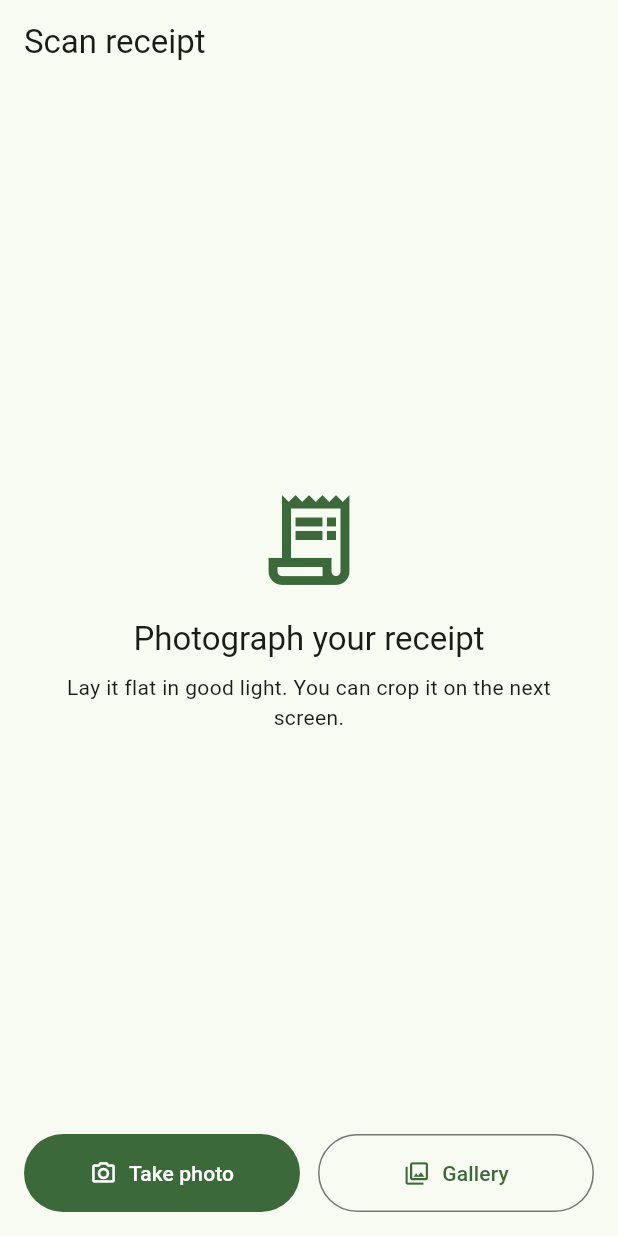
After one commit to samarthkolur/MyBill, a Flutter app: the ScanScreen screen opened by its route, after a tap on "Take photo", on a phone screen of 412 x 824 dp. The commit adds this screen. Run offline on Flutter 3.47's test engine with Material 3 defaults, Android fonts, the phone set to English and light mode, and no system bars; our stand-ins replace dio, flutter_image_compress, flutter_riverpod, flutter_secure_storage, go_router, image_cropper and 2 more; accounts and stored records are empty.

Commit message:
feat(mobile): add scan screen with upload and progress UI
Wires capture -> crop -> compress -> POST /v1/receipts/upload end-to-end, with
a progress bar and cancel, reachable from a Scan receipt FAB on home.

A failed upload returns to review with the image intact so the user can retry
rather than lose the photo, and the retry label only appears when the error is
actually retryable. Backing out of the picker or cropper is treated as a
cancellation, not an error, so it surfaces nothing. The progress bar stays
indeterminate until the first byte instead of sitting dead at 0%.

Android: registers UCropActivity — image_cropper launches it by name, so the
crop step crashes at runtime without it. Camera is declared but marked
required=false so a camera-less tablet can still use the gallery path rather
than being filtered out of the Play Store. Also fixes the app label (was the
scaffold's lowercase "mybill").

iOS: adds NSCameraUsageDescription / NSPhotoLibraryUsageDescription — iOS
terminates the app on first camera access without them.

Tasks 1.3.1, 1.3.5 (upload + progress; offline queue still pending).

```diff
--- a/mobile/lib/core/router/app_router.dart
+++ b/mobile/lib/core/router/app_router.dart
@@ -7,6 +7,7 @@ import 'package:mybill/features/auth/presentation/forgot_password_screen.dart';
 import 'package:mybill/features/auth/presentation/login_screen.dart';
 import 'package:mybill/features/auth/presentation/signup_screen.dart';
 import 'package:mybill/features/home/presentation/home_screen.dart';
+import 'package:mybill/features/scan/presentation/scan_screen.dart';
 import 'package:mybill/features/splash/presentation/splash_screen.dart';
 
 /// Route path constants — referenced by name so navigation call-sites don't hard-code
@@ -19,6 +20,7 @@ class AppRoutes {
   static const String signUp = '/signup';
   static const String forgotPassword = '/forgot-password';
   static const String home = '/';
+  static const String scan = '/scan';
 
   /// Routes reachable while signed out. Everything else requires a session.
   static const Set<String> unauthenticated = {login, signUp, forgotPassword};
@@ -88,6 +90,11 @@ final routerProvider = Provider<GoRouter>((ref) {
         name: 'home',
         builder: (context, state) => const HomeScreen(),
       ),
+      GoRoute(
+        path: AppRoutes.scan,
+        name: 'scan',
+        builder: (context, state) => const ScanScreen(),
+      ),
     ],
   );
 });
--- a/mobile/lib/features/home/presentation/home_screen.dart
+++ b/mobile/lib/features/home/presentation/home_screen.dart
@@ -1,7 +1,9 @@
 import 'package:flutter/material.dart';
 import 'package:flutter_riverpod/flutter_riverpod.dart';
+import 'package:go_router/go_router.dart';
 
 import 'package:mybill/core/constants/app_constants.dart';
+import 'package:mybill/core/router/app_router.dart';
 import 'package:mybill/features/auth/application/auth_controller.dart';
 import 'package:mybill/features/auth/data/auth_repository.dart';
 
@@ -72,6 +74,11 @@ class HomeScreen extends ConsumerWidget {
           ),
         ),
       ),
+      floatingActionButton: FloatingActionButton.extended(
+        onPressed: () => context.push(AppRoutes.scan),
+        icon: const Icon(Icons.photo_camera_outlined),
+        label: const Text('Scan receipt'),
+      ),
     );
   }
 }
--- /dev/null
+++ b/mobile/lib/features/scan/application/scan_controller.dart
@@ -0,0 +1,175 @@
+import 'dart:io';
+
+import 'package:dio/dio.dart';
+import 'package:flutter_riverpod/flutter_riverpod.dart';
+
+import 'package:mybill/core/network/api_client.dart';
+import 'package:mybill/features/scan/data/image_pipeline.dart';
+import 'package:mybill/features/scan/data/receipts_repository.dart';
+import 'package:mybill/features/scan/domain/receipt.dart';
+
+/// Where the scan flow currently is (tasks 1.3.1–1.3.5).
+enum ScanStage {
+  /// Nothing picked yet — the screen offers camera/gallery.
+  idle,
+
+  /// Picker/cropper is open, or the image is being compressed.
+  preparing,
+
+  /// An image is ready and shown for review before upload.
+  ready,
+
+  /// Upload in flight; [ScanState.progress] drives the bar.
+  uploading,
+
+  /// Upload accepted — the backend created a pending receipt.
+  success,
+}
+
+/// Immutable state of the scan screen.
+class ScanState {
+  const ScanState({
+    this.stage = ScanStage.idle,
+    this.image,
+    this.progress = 0,
+    this.receipt,
+    this.error,
+    this.isRetryable = false,
+  });
+
+  final ScanStage stage;
+  final File? image;
+  final double progress;
+  final Receipt? receipt;
+  final String? error;
+
+  /// Whether [error] is worth offering a retry for. A 415/413 is the user's problem to
+  /// fix, not something a retry button can help with.
+  final bool isRetryable;
+
+  bool get isBusy =>
+      stage == ScanStage.preparing || stage == ScanStage.uploading;
+
+  ScanState copyWith({
+    ScanStage? stage,
+    File? image,
+    double? progress,
+    Receipt? receipt,
+    String? error,
+    bool? isRetryable,
+    bool clearError = false,
+    bool clearImage = false,
+  }) => ScanState(
+    stage: stage ?? this.stage,
+    image: clearImage ? null : (image ?? this.image),
+    progress: progress ?? this.progress,
+    receipt: receipt ?? this.receipt,
+    error: clearError ? null : (error ?? this.error),
+    isRetryable: isRetryable ?? this.isRetryable,
+  );
+}
+
+/// Drives capture → crop → compress → upload (tasks 1.3.1, 1.3.2, 1.3.5).
+class ScanController extends StateNotifier<ScanState> {
+  ScanController(this._pipeline, this._repository) : super(const ScanState());
+
+  final ImagePipeline _pipeline;
+  final ReceiptsRepository _repository;
+  CancelToken? _cancelToken;
+
+  /// Pick from camera or gallery, then crop and compress (tasks 1.3.1–1.3.2).
+  Future<void> pick(ImageSourceKind source) async {
+    state = state.copyWith(stage: ScanStage.preparing, clearError: true);
+    try {
+      final image = await _pipeline.capture(source);
+      // Null means the user backed out of the picker or cropper — not an error.
+      if (image == null) {
+        state = state.copyWith(
+          stage: state.image == null ? ScanStage.idle : ScanStage.ready,
+        );
+        return;
+      }
+      state = state.copyWith(stage: ScanStage.ready, image: image, progress: 0);
+    } catch (_) {
+      state = state.copyWith(
+        stage: ScanStage.idle,
+        error: 'Could not open the image. Check camera/photo permissions.',
+        isRetryable: true,
+      );
+    }
+  }
+
+  /// Upload the prepared image (task 1.3.5).
+  Future<void> upload() async {
+    final image = state.image;
+    if (image == null || state.stage == ScanStage.uploading) return;
+
+    _cancelToken = CancelToken();
+    state = state.copyWith(
+      stage: ScanStage.uploading,
+      progress: 0,
+      clearError: true,
+    );
+
+    try {
+      final receipt = await _repository.upload(
+        image,
+        cancelToken: _cancelToken,
+        onProgress: (progress) {
+          // A late callback after cancel/success must not resurrect the progress bar.
+          if (state.stage == ScanStage.uploading) {
+            state = state.copyWith(progress: progress);
+          }
+        },
+      );
+      state = state.copyWith(
+        stage: ScanStage.success,
+        receipt: receipt,
+        progress: 1,
+      );
+    } on DioException catch (e) {
+      if (CancelToken.isCancel(e)) {
+        state = state.copyWith(stage: ScanStage.ready, progress: 0);
+        return;
+      }
+      final error = e.error;
+      state = state.copyWith(
+        stage: ScanStage.ready,
+        progress: 0,
+        error: error is ApiException
+            ? error.message
+            : 'Upload failed. Please try again.',
+        isRetryable: error is ApiException ? error.isRetryable : true,
+      );
+    } catch (_) {
+      state = state.copyWith(
+        stage: ScanStage.ready,
+        progress: 0,
+        error: 'Upload failed. Please try again.',
+        isRetryable: true,
+      );
+    }
+  }
+
+  void cancelUpload() => _cancelToken?.cancel('cancelled by user');
+
+  /// Clear everything for the next receipt.
+  void reset() {
+    _cancelToken = null;
+    state = const ScanState();
+  }
+
+  @override
+  void dispose() {
+    _cancelToken?.cancel('screen disposed');
+    super.dispose();
+  }
+}
+
+final scanControllerProvider =
+    StateNotifierProvider.autoDispose<ScanController, ScanState>((ref) {
+      return ScanController(
+        ref.watch(imagePipelineProvider),
+        ref.watch(receiptsRepositoryProvider),
+      );
+    });
--- /dev/null
+++ b/mobile/lib/features/scan/presentation/scan_screen.dart
@@ -0,0 +1,241 @@
+import 'package:flutter/material.dart';
+import 'package:flutter_riverpod/flutter_riverpod.dart';
+
+import 'package:mybill/features/auth/presentation/widgets/auth_error_banner.dart';
+import 'package:mybill/features/scan/application/scan_controller.dart';
+import 'package:mybill/features/scan/data/image_pipeline.dart';
+
+/// Scan screen — capture or pick a receipt, review it, upload (tasks 1.3.1, 1.3.5).
+///
+/// Capture uses the OS camera/gallery via `image_picker` rather than an in-app
+/// viewfinder (design decision 23).
+class ScanScreen extends ConsumerWidget {
+  const ScanScreen({super.key});
+
+  @override
+  Widget build(BuildContext context, WidgetRef ref) {
+    final state = ref.watch(scanControllerProvider);
+    final controller = ref.read(scanControllerProvider.notifier);
+
+    ref.listen<ScanState>(scanControllerProvider, (previous, next) {
+      if (previous?.stage != ScanStage.success &&
+          next.stage == ScanStage.success) {
+        ScaffoldMessenger.of(context).showSnackBar(
+          const SnackBar(
+            content: Text('Receipt uploaded — processing will start soon.'),
+          ),
+        );
+      }
+    });
+
+    return Scaffold(
+      appBar: AppBar(
+        title: const Text('Scan receipt'),
+        actions: [
+          if (state.image != null && !state.isBusy)
+            IconButton(
+              icon: const Icon(Icons.delete_outline),
+              tooltip: 'Discard',
+              onPressed: controller.reset,
+            ),
+        ],
+      ),
+      body: SafeArea(
+        child: Column(
+          children: [
+            Expanded(child: _Preview(state: state)),
+            _Actions(state: state, controller: controller),
+          ],
+        ),
+      ),
+    );
+  }
+}
+
+/// The image under review, or the empty-state prompt.
+class _Preview extends StatelessWidget {
+  const _Preview({required this.state});
+
+  final ScanState state;
+
+  @override
+  Widget build(BuildContext context) {
+    final theme = Theme.of(context);
+
+    if (state.stage == ScanStage.preparing && state.image == null) {
+      return const Center(child: CircularProgressIndicator());
+    }
+
+    if (state.image == null) {
+      return Center(
+        child: Padding(
+          padding: const EdgeInsets.all(32),
+          child: Column(
+            mainAxisAlignment: MainAxisAlignment.center,
+            children: [
+              Icon(
+                Icons.receipt_long_outlined,
+                size: 72,
+                color: theme.colorScheme.primary,
+              ),
+              const SizedBox(height: 16),
+              Text(
+                'Photograph your receipt',
+                style: theme.textTheme.titleLarge,
+                textAlign: TextAlign.center,
+              ),
+              const SizedBox(height: 8),
+              Text(
+                'Lay it flat in good light. You can crop it on the next screen.',
+                style: theme.textTheme.bodyMedium,
+                textAlign: TextAlign.center,
+              ),
+            ],
+          ),
+        ),
+      );
+    }
+
+    return Padding(
+      padding: const EdgeInsets.all(16),
+      child: ClipRRect(
+        borderRadius: BorderRadius.circular(12),
+        // Receipts are tall and thin — contain, so nothing is cropped out of view.
+        child: Image.file(
+          state.image!,
+          fit: BoxFit.contain,
+          width: double.infinity,
+        ),
+      ),
+    );
+  }
+}
+
+/// Bottom action area: source buttons, or review + upload controls.
+class _Actions extends StatelessWidget {
+  const _Actions({required this.state, required this.controller});
+
+  final ScanState state;
+  final ScanController controller;
+
+  @override
+  Widget build(BuildContext context) {
+    return Padding(
+      padding: const EdgeInsets.fromLTRB(16, 0, 16, 16),
+      child: Column(
+        mainAxisSize: MainAxisSize.min,
+        children: [
+          if (state.error != null) ...[
+            AuthErrorBanner(message: state.error!),
+            const SizedBox(height: 12),
+          ],
+          if (state.stage == ScanStage.uploading) ...[
+            LinearProgressIndicator(
+              // Indeterminate until the first byte, so the bar never sits dead at 0.
+              value: state.progress > 0 ? state.progress : null,
+            ),
+            const SizedBox(height: 8),
+            Text('Uploading… ${(state.progress * 100).round()}%'),
+            const SizedBox(height: 8),
+            TextButton(
+              onPressed: controller.cancelUpload,
+              child: const Text('Cancel'),
+            ),
+          ] else if (state.image == null)
+            _SourceButtons(state: state, controller: controller)
+          else
+            _ReviewButtons(state: state, controller: controller),
+        ],
+      ),
+    );
+  }
+}
+
+class _SourceButtons extends StatelessWidget {
+  const _SourceButtons({required this.state, required this.controller});
+
+  final ScanState state;
+  final ScanController controller;
+
+  @override
+  Widget build(BuildContext context) {
+    return Row(
+      children: [
+        Expanded(
+          child: FilledButton.icon(
+            onPressed: state.isBusy
+                ? null
+                : () => controller.pick(ImageSourceKind.camera),
+            icon: const Icon(Icons.photo_camera_outlined),
+            label: const Text('Take photo'),
+            style: FilledButton.styleFrom(
+              padding: const EdgeInsets.symmetric(vertical: 16),
+            ),
+          ),
+        ),
+        const SizedBox(width: 12),
+        Expanded(
+          child: OutlinedButton.icon(
+            onPressed: state.isBusy
+                ? null
+                : () => controller.pick(ImageSourceKind.gallery),
+            icon: const Icon(Icons.photo_library_outlined),
+            label: const Text('Gallery'),
+            style: OutlinedButton.styleFrom(
+              padding: const EdgeInsets.symmetric(vertical: 16),
+            ),
+          ),
+        ),
+      ],
+    );
+  }
+}
+
+class _ReviewButtons extends StatelessWidget {
+  const _ReviewButtons({required this.state, required this.controller});
+
+  final ScanState state;
+  final ScanController controller;
+
+  @override
+  Widget build(BuildContext context) {
+    if (state.stage == ScanStage.success) {
+      return FilledButton.icon(
+        onPressed: controller.reset,
+        icon: const Icon(Icons.add),
+        label: const Text('Scan another'),
+        style: FilledButton.styleFrom(
+          padding: const EdgeInsets.symmetric(vertical: 16),
+        ),
+      );
+    }
+
+    return Row(
+      children: [
+        Expanded(
+          child: OutlinedButton(
+            onPressed: state.isBusy
+                ? null
+                : () => controller.pick(ImageSourceKind.camera),
+            style: OutlinedButton.styleFrom(
+              padding: const EdgeInsets.symmetric(vertical: 16),
+            ),
+            child: const Text('Retake'),
+          ),
+        ),
+        const SizedBox(width: 12),
+        Expanded(
+          flex: 2,
+          child: FilledButton.icon(
+            onPressed: state.isBusy ? null : controller.upload,
+            icon: const Icon(Icons.cloud_upload_outlined),
+            label: Text(state.error != null ? 'Try again' : 'Upload'),
+            style: FilledButton.styleFrom(
+              padding: const EdgeInsets.symmetric(vertical: 16),
+            ),
+          ),
+        ),
+      ],
+    );
+  }
+}
```
Also changed, not shown: 2 other files.
